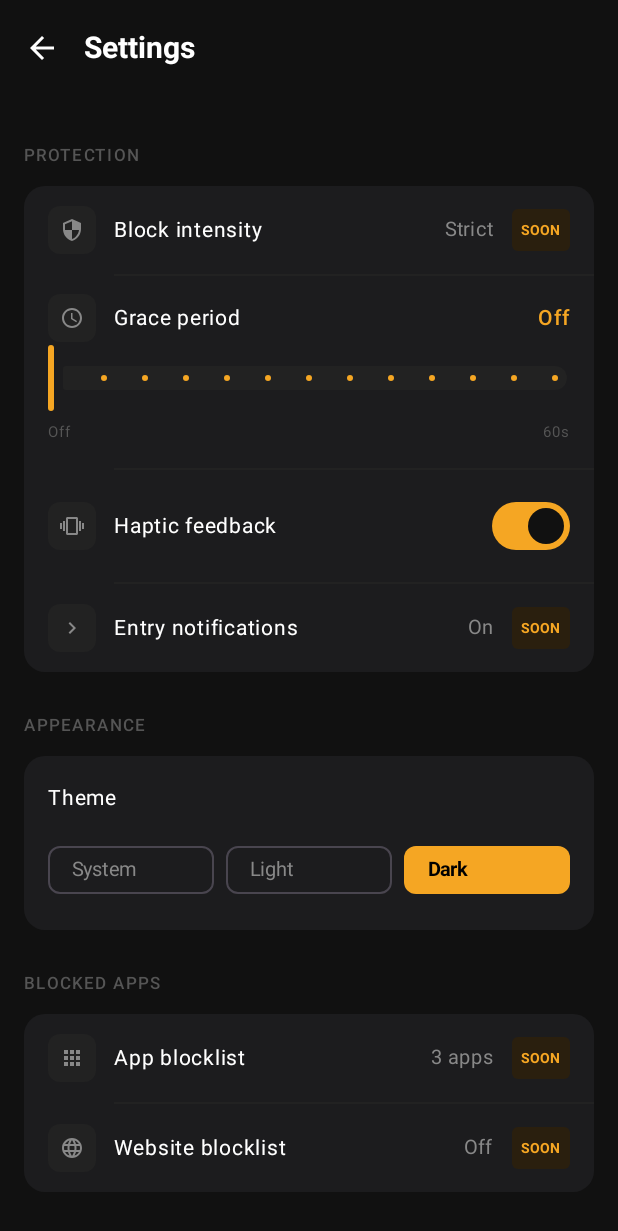
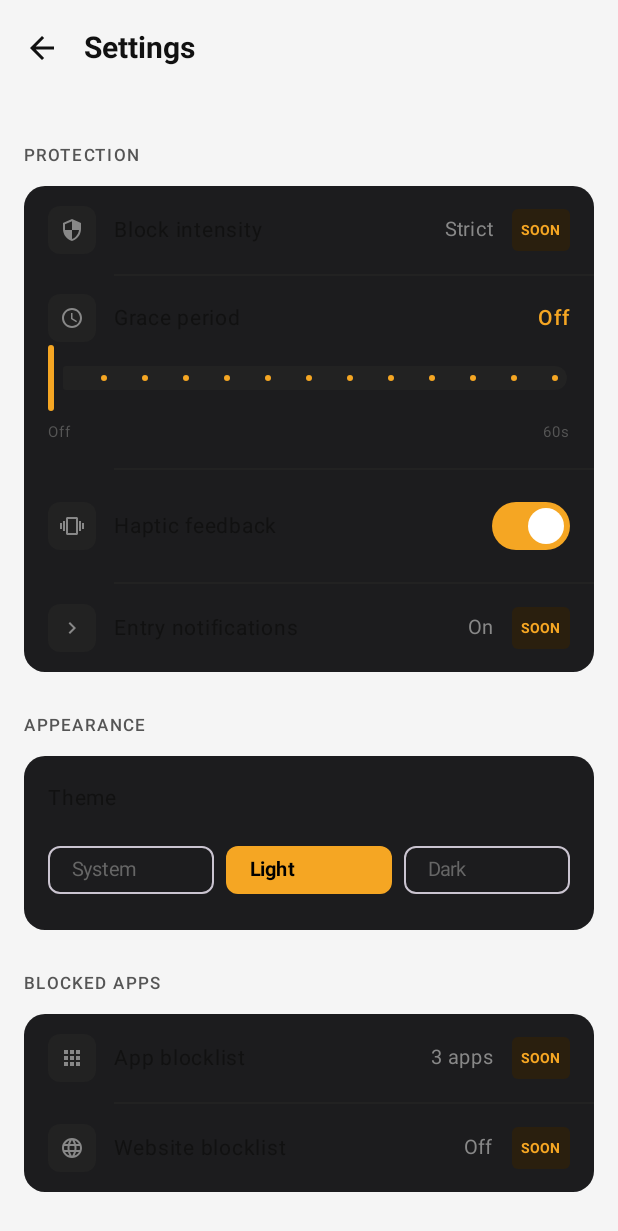
Before and after one commit to ammar-hamady/bounds, an Android app built with Jetpack Compose: the composable BoundsApp shown on its own in the app's theme, after a tap on "Settings", on a phone screen of 412 x 824 dp. Shown: the top 1231 px of the screen. Run offline under Robolectric (Android 15) with nearby library versions, the light colour scheme and no system bars; our stand-ins replace navigation suite.

Commit message:
Persist theme preference and grace timer to DataStore so settings survive force-close
Replit-Task-Id: cb1d9e3d-9165-4cb4-964b-7014616524be

```diff
--- a/app/src/main/java/com/example/bounds/BoundsApplication.kt
+++ b/app/src/main/java/com/example/bounds/BoundsApplication.kt
@@ -2,6 +2,7 @@ package com.example.bounds
 
 import android.app.Application
 import com.example.bounds.data.AnalyticsRepository
+import com.example.bounds.data.SettingsRepository
 import com.example.bounds.data.ZoneRepository
 import com.example.bounds.model.ActiveEnforcementInfo
 import com.example.bounds.model.AnalyticsEvent
@@ -20,6 +21,8 @@ class BoundsApplication : Application() {
     lateinit var zoneRepository: ZoneRepository
         private set
     lateinit var analyticsRepository: AnalyticsRepository
+        private set
+    lateinit var settingsRepository: SettingsRepository
         private set
 
     // ── Active zone enforcement ───────────────────────────────────────────────
@@ -46,6 +49,7 @@ class BoundsApplication : Application() {
         super.onCreate()
         zoneRepository = ZoneRepository(this)
         analyticsRepository = AnalyticsRepository(this)
+        settingsRepository = SettingsRepository(this)
     }
 
     fun setEnforcement(info: ActiveEnforcementInfo?) { _activeEnforcement.value = info }
--- a/app/src/main/java/com/example/bounds/MainActivity.kt
+++ b/app/src/main/java/com/example/bounds/MainActivity.kt
@@ -89,10 +89,9 @@ fun BoundsApp() {
     val zones by boundsViewModel.zones.collectAsState()
     val analyticsEvents by boundsViewModel.analyticsEvents.collectAsState()
 
-    // ── App-wide settings ─────────────────────────────────────────────────────
-    // Default to DARK so the app always opens in dark mode
-    var themePreference by rememberSaveable { mutableStateOf(ThemePreference.DARK) }
-    var graceTimerSeconds by rememberSaveable { mutableStateOf(0) }
+    // ── App-wide settings (persisted via DataStore through ViewModel) ─────────
+    val themePreference by boundsViewModel.themePreference.collectAsState()
+    val graceTimerSeconds by boundsViewModel.graceTimerSeconds.collectAsState()
     var hapticFeedbackEnabled by rememberSaveable { mutableStateOf(true) }
 
     LaunchedEffect(graceTimerSeconds) { app.graceTimerSeconds = graceTimerSeconds }
@@ -196,9 +195,9 @@ fun BoundsApp() {
                 NavLayer.SETTINGS -> {
                     SettingsScreen(
                         themePreference          = themePreference,
-                        onThemeChange            = { themePreference = it },
+                        onThemeChange            = { boundsViewModel.saveThemePreference(it) },
                         graceTimerSeconds        = graceTimerSeconds,
-                        onGraceTimerChange       = { graceTimerSeconds = it },
+                        onGraceTimerChange       = { boundsViewModel.saveGraceTimerSeconds(it) },
                         hapticFeedbackEnabled    = hapticFeedbackEnabled,
                         onHapticFeedbackChange   = { hapticFeedbackEnabled = it },
                         onDeleteAnalyticsData    = { boundsViewModel.clearEvents() },
```
Also changed, not shown: app/src/main/java/com/example/bounds/BoundsViewModel.kt (+20 -2 lines), app/src/main/java/com/example/bounds/data/SettingsRepository.kt (added, +39 -0 lines).
